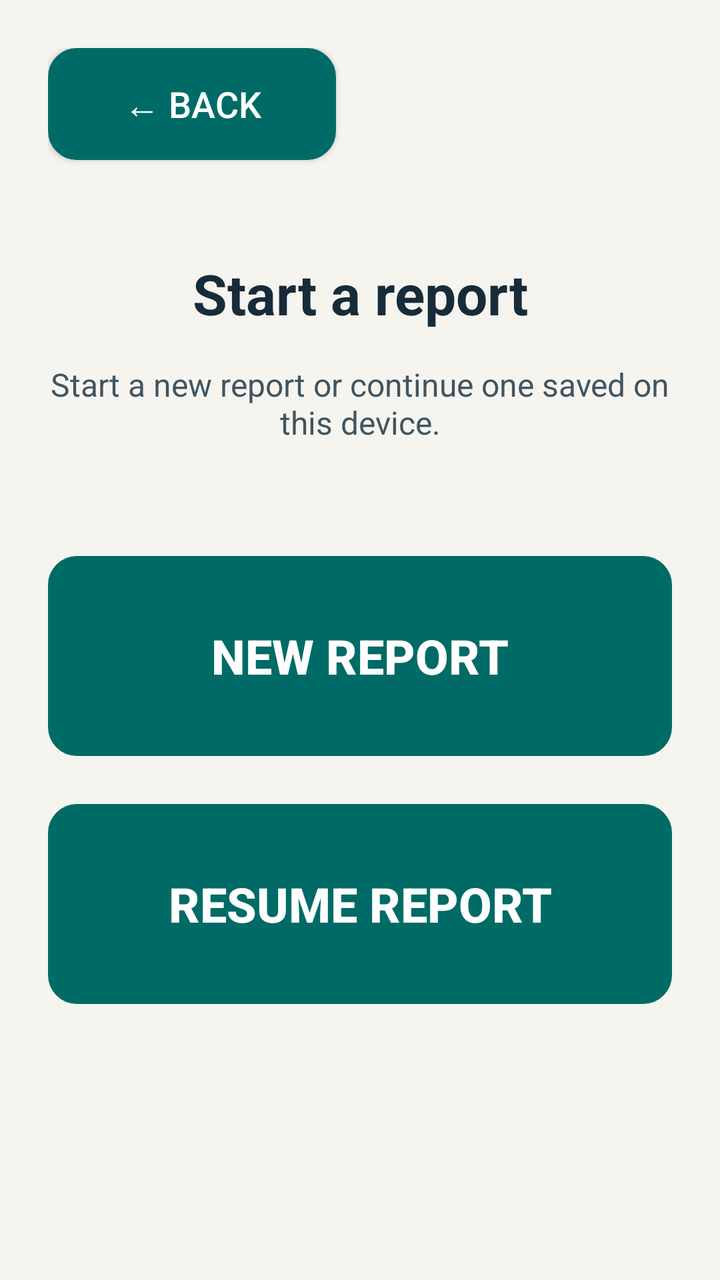
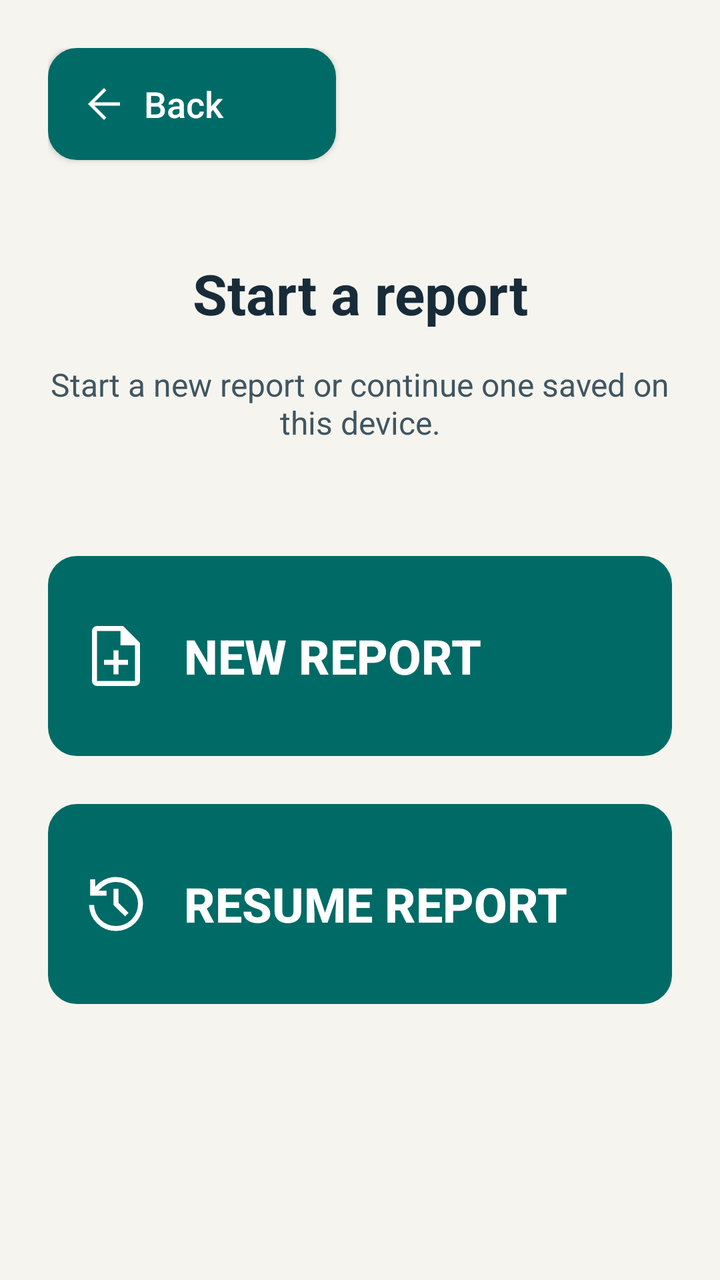

Screens rendered from an Android XML layout before and after an edit, with the pre-edit source and the edit as a unified diff.
<!-- AndroidManifest.xml: application theme Theme.JavaReportingSystem -->
<!-- res/layout/activity_report_start.xml -->
<?xml version="1.0" encoding="utf-8"?>
<FrameLayout xmlns:android="http://schemas.android.com/apk/res/android"
    xmlns:app="http://schemas.android.com/apk/res-auto"
    android:id="@+id/main"
    android:layout_width="match_parent"
    android:layout_height="match_parent"
    android:background="@color/safety_background">

    <ScrollView
        android:layout_width="match_parent"
        android:layout_height="match_parent"
        android:fillViewport="true">

        <LinearLayout
            android:layout_width="match_parent"
            android:layout_height="wrap_content"
            android:orientation="vertical"
            android:padding="24dp">

            <Button
                android:id="@+id/btnBack"
                android:layout_width="144dp"
                android:layout_height="56dp"
                android:background="@drawable/back_button"
                android:text="@string/back"
                android:textAllCaps="false"
                android:textColor="@color/safety_on_action"
                android:textSize="18sp"
                app:backgroundTint="@null" />

            <TextView
                android:layout_width="match_parent"
                android:layout_height="wrap_content"
                android:layout_marginTop="48dp"
                android:gravity="center"
                android:text="@string/report_start_title"
                android:textColor="@color/safety_text"
                android:textSize="28sp"
                android:textStyle="bold" />

            <TextView
                android:layout_width="match_parent"
                android:layout_height="wrap_content"
                android:layout_marginTop="16dp"
                android:gravity="center"
                android:text="@string/report_start_explanation"
                android:textColor="@color/safety_text_secondary"
                android:textSize="16sp" />

            <Button
                android:id="@+id/btnNewReport"
                android:layout_width="match_parent"
                android:layout_height="wrap_content"
                android:layout_marginTop="56dp"
                android:background="@drawable/button_yellow"
                android:insetBottom="0dp"
                android:insetTop="0dp"
                android:minHeight="100dp"
                android:padding="16dp"
                android:stateListAnimator="@null"
                android:text="@string/new_report"
                android:textColor="@color/safety_on_action"
                android:textSize="24sp"
                android:textStyle="bold"
                app:backgroundTint="@null" />

            <Button
                android:id="@+id/btnResumeReport"
                android:layout_width="match_parent"
                android:layout_height="wrap_content"
                android:layout_marginTop="24dp"
                android:background="@drawable/button_yellow"
                android:enabled="false"
                android:insetBottom="0dp"
                android:insetTop="0dp"
                android:minHeight="100dp"
                android:padding="16dp"
                android:stateListAnimator="@null"
                android:text="@string/resume_report"
                android:textColor="@color/safety_on_action"
                android:textSize="24sp"
                android:textStyle="bold"
                app:backgroundTint="@null" />
        </LinearLayout>
    </ScrollView>
</FrameLayout>
<!-- resources referenced by this layout -->
<resources>
  <color name="safety_background">#F5F4EF</color>
  <color name="safety_on_action">#FFFFFF</color>
  <color name="safety_text">#182B39</color>
  <color name="safety_text_secondary">#405560</color>
  <!-- drawable back_button (drawable) -->
  <?xml version="1.0" encoding="utf-8"?>
  <shape xmlns:android="http://schemas.android.com/apk/res/android" android:shape="rectangle">
      <solid android:color="@color/safety_action" />
      <stroke android:width="1dp" android:color="@color/safety_action" />
      <corners android:radius="14dp" />
  </shape>
  <string name="back">← BACK</string>
  <string name="new_report">NEW REPORT</string>
  <string name="report_start_explanation">Start a new report or continue one saved on this device.</string>
  <string name="report_start_title">Start a report</string>
  <string name="resume_report">RESUME REPORT</string>
  <style name="Theme.JavaReportingSystem" parent="Base.Theme.JavaReportingSystem" />
  <color name="safety_action">#006B66</color>
  <color name="safety_surface">#FFFFFF</color>
  <!-- unchanged entries left out for length: 2 -->
</resources>

<!-- the commit's change to res/layout/activity_report_start.xml (unified diff, before → after) -->
@@ -26,7 +26,13 @@
                 android:textAllCaps="false"
                 android:textColor="@color/safety_on_action"
                 android:textSize="18sp"
-                app:backgroundTint="@null" />
+                app:backgroundTint="@null"
+                android:drawableStart="@drawable/ic_ms_arrow_back"
+                android:drawableTint="@color/safety_on_action"
+                android:drawablePadding="8dp"
+                android:gravity="center_vertical|start"
+                android:paddingStart="16dp"
+                android:paddingEnd="16dp" />
 
             <TextView
                 android:layout_width="match_parent"
@@ -62,7 +68,14 @@
                 android:textColor="@color/safety_on_action"
                 android:textSize="24sp"
                 android:textStyle="bold"
-                app:backgroundTint="@null" />
+                app:backgroundTint="@null"
+                android:drawableStart="@drawable/ic_ms_note_add"
+                android:drawableTint="@color/safety_on_action"
+                android:drawablePadding="16dp"
+                android:gravity="center_vertical|start"
+                android:paddingStart="16dp"
+                android:paddingEnd="16dp"
+                android:textAllCaps="false" />
 
             <Button
                 android:id="@+id/btnResumeReport"
@@ -80,7 +93,14 @@
                 android:textColor="@color/safety_on_action"
                 android:textSize="24sp"
                 android:textStyle="bold"
-                app:backgroundTint="@null" />
+                app:backgroundTint="@null"
+                android:drawableStart="@drawable/ic_ms_history"
+                android:drawableTint="@color/safety_on_action"
+                android:drawablePadding="16dp"
+                android:gravity="center_vertical|start"
+                android:paddingStart="16dp"
+                android:paddingEnd="16dp"
+                android:textAllCaps="false" />
         </LinearLayout>
     </ScrollView>
 </FrameLayout>
<!-- resource entries referenced after the edit -->
@@ -11,7 +11,40 @@
       <stroke android:width="1dp" android:color="@color/safety_action" />
       <corners android:radius="14dp" />
   </shape>
-  <string name="back">← BACK</string>
+  <!-- drawable ic_ms_arrow_back (drawable) -->
+  <vector xmlns:android="http://schemas.android.com/apk/res/android"
+      android:width="24dp"
+      android:height="24dp"
+      android:viewportWidth="960"
+      android:viewportHeight="960"
+      android:autoMirrored="true">
+    <path
+        android:fillColor="@color/safety_text"
+        android:pathData="M287,513.33L527,753.33L480,800L160,480L480,160L527,206.67L287,446.67L800,446.67L800,513.33L287,513.33Z"/>
+  </vector>
+  <!-- drawable ic_ms_history (drawable) -->
+  <vector xmlns:android="http://schemas.android.com/apk/res/android"
+      android:width="36dp"
+      android:height="36dp"
+      android:viewportWidth="960"
+      android:viewportHeight="960"
+  >
+    <path
+        android:fillColor="@color/safety_text"
+        android:pathData="M478,840Q332.67,840 229.17,739.17Q125.67,638.33 120.67,492.67L188,492.67Q192.67,610.67 276.17,692Q359.67,773.33 478,773.33Q601.67,773.33 687.5,686.83Q773.33,600.33 773.33,476.67Q773.33,355 686.83,270.83Q600.33,186.67 478,186.67Q409.67,186.67 350,218Q290.33,249.33 247.33,302L354,302L354,368.67L134.67,368.67L134.67,150L201.33,150L201.33,252Q253,190 325.17,155Q397.33,120 478,120Q553,120 618.83,148.17Q684.67,176.33 733.83,224.83Q783,273.33 811.5,338.5Q840,403.67 840,478.67Q840,553.67 811.5,619.5Q783,685.33 733.83,734.17Q684.67,783 618.83,811.5Q553,840 478,840ZM600.67,644.67L447.33,492.67L447.33,278L514,278L514,465.33L648,597.33L600.67,644.67Z"/>
+  </vector>
+  <!-- drawable ic_ms_note_add (drawable) -->
+  <vector xmlns:android="http://schemas.android.com/apk/res/android"
+      android:width="36dp"
+      android:height="36dp"
+      android:viewportWidth="960"
+      android:viewportHeight="960"
+      android:autoMirrored="true">
+    <path
+        android:fillColor="@color/safety_text"
+        android:pathData="M446.67,724L513.33,724L513.33,598L640,598L640,531.33L513.33,531.33L513.33,404.67L446.67,404.67L446.67,531.33L320,531.33L320,598L446.67,598L446.67,724ZM226.67,880Q199.67,880 179.83,860.17Q160,840.33 160,813.33L160,146.67Q160,119.67 179.83,99.83Q199.67,80 226.67,80L574,80L800,306L800,813.33Q800,840.33 780.17,860.17Q760.33,880 733.33,880L226.67,880ZM540.67,337.33L540.67,146.67L226.67,146.67Q226.67,146.67 226.67,146.67Q226.67,146.67 226.67,146.67L226.67,813.33Q226.67,813.33 226.67,813.33Q226.67,813.33 226.67,813.33L733.33,813.33Q733.33,813.33 733.33,813.33Q733.33,813.33 733.33,813.33L733.33,337.33L540.67,337.33ZM226.67,146.67L226.67,146.67L226.67,337.33L226.67,337.33L226.67,146.67L226.67,337.33L226.67,337.33L226.67,813.33Q226.67,813.33 226.67,813.33Q226.67,813.33 226.67,813.33L226.67,813.33Q226.67,813.33 226.67,813.33Q226.67,813.33 226.67,813.33L226.67,146.67Q226.67,146.67 226.67,146.67Q226.67,146.67 226.67,146.67Z"/>
+  </vector>
+  <string name="back">Back</string>
   <string name="new_report">NEW REPORT</string>
   <string name="report_start_explanation">Start a new report or continue one saved on this device.</string>
   <string name="report_start_title">Start a report</string>
